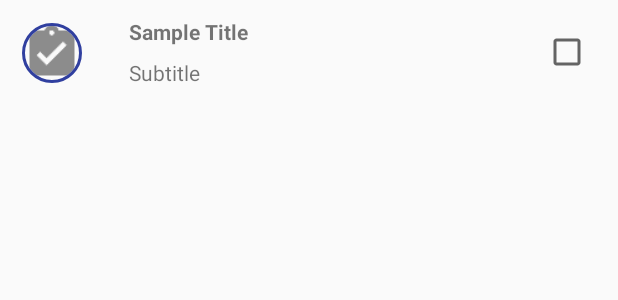
After one commit to parousia/sojourner, an Android app: the layout list_item_timeline.xml on its own in the app's theme, with its tools: preview values and no code run, on a phone screen of 412 x 824 dp. The commit adds this screen. Shown: the top 300 px of the screen. Run offline under Robolectric (Android 15) with nearby library versions, the phone set to English and light mode, and no system bars.

Commit message:
Begin work on Timeline RecyclerView

```diff
--- a/app/build.gradle
+++ b/app/build.gradle
@@ -31,4 +31,6 @@ dependencies {
     compile 'com.android.support:support-v4:23.4.0'
     compile 'com.android.support:recyclerview-v7:23.4.0'
     compile 'com.android.support:cardview-v7:23.4.0'
+    compile 'com.github.vipulasri:timelineview:1.0.3'
+    compile 'de.hdodenhof:circleimageview:2.1.0'
 }
--- a/app/src/main/java/com/android/sojourner/JourneyFragment.java
+++ b/app/src/main/java/com/android/sojourner/JourneyFragment.java
@@ -20,6 +20,7 @@ public class JourneyFragment extends Fragment {
         JourneyFragment fragment = new JourneyFragment();
         fragment.setArguments(args);
         return fragment;
+
     }
 
     @Override
--- a/app/src/main/java/com/android/sojourner/Scene.java
+++ b/app/src/main/java/com/android/sojourner/Scene.java
@@ -6,10 +6,10 @@ package com.android.sojourner;
 
 public class Scene {
     private int mSceneNumber;
-    private Slide[] mSlides;
+    private String mSlides;
     private String mSceneName;
-    private Challenge mChallenge;
-    private PrayerTip mPrayerTip;
+    private String mChallenge;
+    private String mPrayerTips;
 
     public Scene(String scenePath) {
 
--- a/app/src/main/java/com/android/sojourner/Slide.java
+++ b/app/src/main/java/com/android/sojourner/SceneLab.java
@@ -4,5 +4,5 @@ package com.android.sojourner;
  * Created by Joseph on 7/18/16.
  */
 
-public class Slide {
+public class SceneLab {
 }
--- a/app/src/main/res/layout/activity_main.xml
+++ b/app/src/main/res/layout/activity_main.xml
@@ -20,9 +20,7 @@
             android:layout_width="match_parent"
             android:layout_height="56dp"
             android:background="@color/colorPrimary"
-            app:titleTextColor="#FFFFFF">
-
-        </android.support.v7.widget.Toolbar>
+            app:titleTextColor="#FFFFFF"/>
 
         <android.support.design.widget.TabLayout
             android:id="@+id/main_activity_tabLayout"
--- /dev/null
+++ b/app/src/main/res/layout/list_item_timeline.xml
@@ -0,0 +1,75 @@
+<?xml version="1.0" encoding="utf-8"?>
+<RelativeLayout xmlns:android="http://schemas.android.com/apk/res/android"
+                android:layout_width="match_parent"
+                android:layout_height="70dp">
+
+    <LinearLayout
+        android:layout_width="match_parent"
+        android:layout_height="match_parent"
+        android:orientation="horizontal">
+
+        <LinearLayout
+            android:layout_width="70dp"
+            android:layout_height="match_parent"
+            android:gravity="center"
+            android:orientation="vertical">
+
+            <ImageView
+                android:id="@+id/timeline_item_dot_1"
+                android:layout_width="match_parent"
+                android:layout_height="15dp"/>
+
+            <de.hdodenhof.circleimageview.CircleImageView
+                xmlns:app="http://schemas.android.com/apk/res-auto"
+                android:id="@+id/timeline_item_iconView"
+                android:layout_width="40dp"
+                android:layout_height="40dp"
+                android:src="@drawable/ic_guide_normal"
+                app:civ_border_color="@color/colorPrimaryDark"
+                app:civ_border_width="2dp"/>
+
+            <ImageView
+                android:id="@+id/timeline_item_dot_2"
+                android:layout_width="match_parent"
+                android:layout_height="15dp"/>
+
+        </LinearLayout>
+
+        <LinearLayout
+            android:layout_width="0dp"
+            android:layout_height="match_parent"
+            android:layout_marginLeft="16dp"
+            android:layout_weight="1"
+            android:gravity="center|left"
+            android:orientation="vertical">
+
+            <TextView
+                android:id="@+id/timeline_item_title_textView"
+                android:layout_width="wrap_content"
+                android:layout_height="wrap_content"
+                android:text="Sample Title"
+                android:textStyle="bold"/>
+
+            <TextView
+                android:id="@+id/timeline_item_subtitle_textView"
+                android:layout_width="wrap_content"
+                android:layout_height="wrap_content"
+                android:layout_marginTop="8dp"
+                android:text="Subtitle"/>
+        </LinearLayout>
+
+        <FrameLayout
+            android:layout_width="wrap_content"
+            android:layout_height="match_parent">
+
+            <CheckBox
+                android:id="@+id/list_item_timeline_checkBox"
+                android:layout_width="50dp"
+                android:layout_height="50dp"
+                android:layout_gravity="center"/>
+
+        </FrameLayout>
+
+    </LinearLayout>
+
+</RelativeLayout>
```
Also changed, not shown: app/src/main/java/com/android/sojourner/Challenge.java (deleted, +0 -8 lines), app/src/main/java/com/android/sojourner/PrayerTip.java (deleted, +0 -8 lines), app/src/main/java/com/android/sojourner/TimelineFragment.java (+83 -2 lines), app/src/main/res/layout/fragment_timeline.xml (+8 -3 lines), 4 other files.
